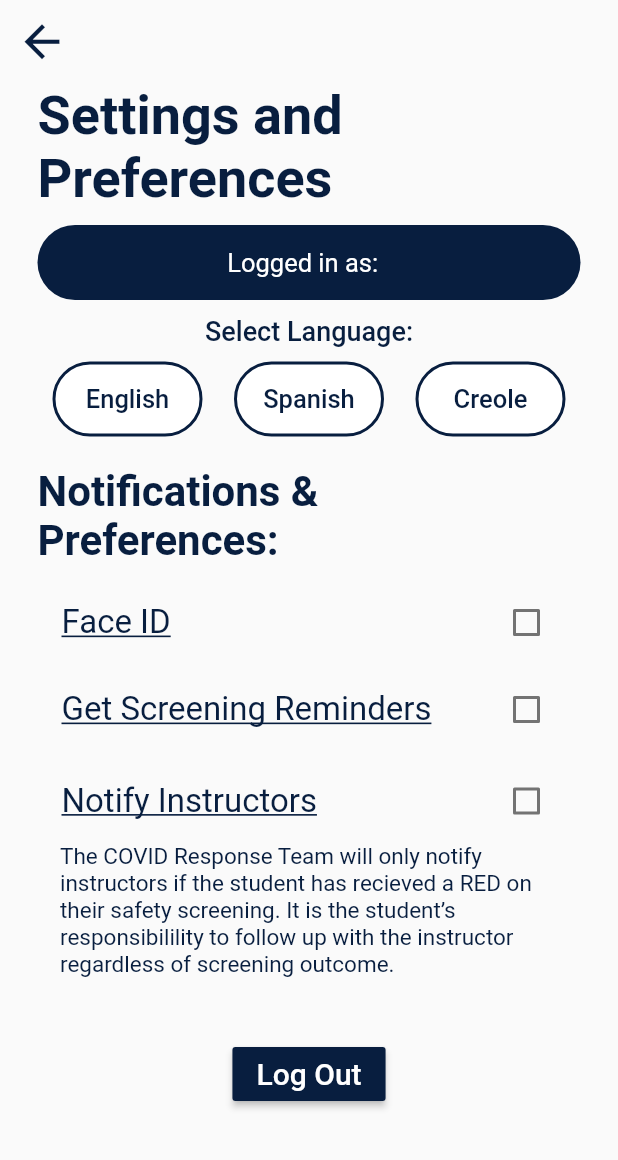
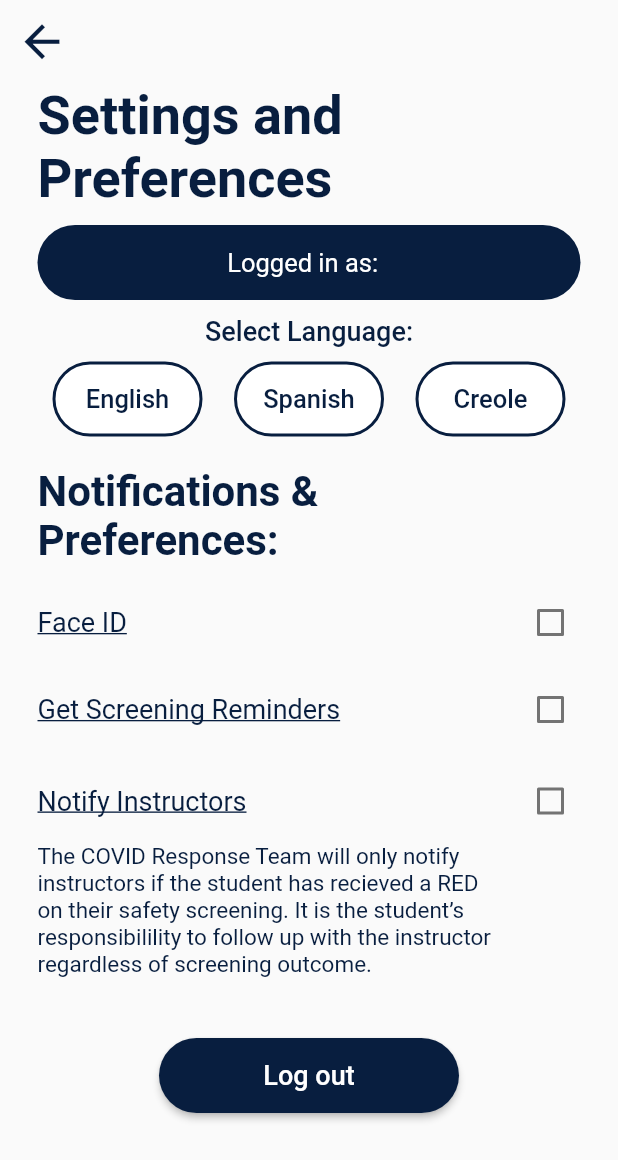
Before and after one commit to SparkDevTeams/MobileDev-Spring21, a Flutter app: the HomeScreen screen opened directly with empty values, after a tap on the "settings" icon, on a phone screen of 412 x 824 dp. Shown: the top 1160 px of the screen. Run offline on Flutter 3.47's test engine with Material 2 defaults, Android fonts, the phone set to English and light mode, and no system bars; our stand-ins replace cloud_firestore, dotted_border, firebase_auth, firebase_core; accounts and stored records are empty; Roboto replaces fonts that are missing (Be Vietnam).

Commit message:
Settings page completed, homepage icon sizes edited

```diff
--- a/p3_MAIN/lib/homeScreen.dart
+++ b/p3_MAIN/lib/homeScreen.dart
@@ -166,7 +166,7 @@ class _HomeScreenState extends State<HomeScreen> {
                                   padding: const EdgeInsets.all(8.0),
                                   child: Icon(
                                     Icons.warning_rounded,
-                                    size: 120.0,
+                                    size: 100.0,
                                     color: AppTheme.Colors.blueFIU,
                                   )),
                               // TODO: Import image assets for each icon...
@@ -271,7 +271,7 @@ class HomePageButton extends StatelessWidget {
                   padding: const EdgeInsets.all(8.0),
                   child: Icon(
                     this.icon,
-                    size: 120.0,
+                    size: 100.0,
                     color: AppTheme.Colors.blueFIU,
                   )),
             ),
--- a/p3_MAIN/lib/settings/settingsPage.dart
+++ b/p3_MAIN/lib/settings/settingsPage.dart
@@ -197,6 +197,7 @@ class _SettingsPageState extends State<SettingsPage> {
             */
 
             CheckboxListTile(
+              contentPadding: const EdgeInsets.only(right: 0),
               value: _value1,
               checkColor: Colors.white,
               activeColor: Color.fromRGBO(8, 30, 63, 1.0),
@@ -208,11 +209,12 @@ class _SettingsPageState extends State<SettingsPage> {
               title: Text(
                 "Face ID",
                 style: new TextStyle(
-                    fontSize: 22, decoration: TextDecoration.underline),
+                    fontSize: 18, decoration: TextDecoration.underline),
               ),
             ),
             SizedBox(height: 2),
             CheckboxListTile(
+              contentPadding: const EdgeInsets.only(right: 0),
               value: _value2,
               checkColor: Colors.white,
               activeColor: Color.fromRGBO(8, 30, 63, 1.0),
@@ -224,11 +226,12 @@ class _SettingsPageState extends State<SettingsPage> {
               title: Text(
                 "Get Screening Reminders",
                 style: new TextStyle(
-                    fontSize: 22, decoration: TextDecoration.underline),
+                    fontSize: 18, decoration: TextDecoration.underline),
               ),
             ),
             SizedBox(height: 5),
             CheckboxListTile(
+              contentPadding: const EdgeInsets.only(right: 0),
               value: _value3,
               checkColor: Colors.white,
               activeColor: Color.fromRGBO(8, 30, 63, 1.0),
@@ -240,31 +243,33 @@ class _SettingsPageState extends State<SettingsPage> {
               title: Text(
                 "Notify Instructors",
                 style: new TextStyle(
-                    fontSize: 22, decoration: TextDecoration.underline),
+                    fontSize: 18, decoration: TextDecoration.underline),
               ),
             ),
-            Padding(
-              padding: const EdgeInsets.only(left: 15, right: 15),
+            Container(
+              width: 310,
+              child: Padding(
+                padding: const EdgeInsets.only(),
                 child: Text(
                   "The COVID Response Team will only notify instructors if the student has recieved a RED on their safety screening. It is the student’s responsibilility to follow up with the instructor regardless of screening outcome.",
                   style: Theme.of(context).textTheme.bodyText1,
                 ),
               ),
+            ),
             SizedBox(height: 40),
             Center(
-              child: RaisedButton(
-                  color: Color.fromRGBO(8, 30, 63, 1.0),
-                  child: Text(
-                    "Log Out",
-                    style: TextStyle(fontSize: 20, color: Colors.white),
-                  ),
-                  onPressed: () async {
+              child: Container(
+                  alignment: Alignment.topCenter,
+                  child: RoundedButtons('Log out', 18.0, 50.0, 200.0,
+                      Color.fromRGBO(8, 30, 63, 1.0), Colors.white, 25.0, () async {
                         print(FirebaseAuth.instance.currentUser);
                         await FirebaseAuth.instance.signOut();
                         print("Signed user out.");
                         Navigator.pushNamedAndRemoveUntil(
                             context, '/login', (route) => false);
-                  }),
+                      }
+                  )
+              )
             ),
             SizedBox(
               height: 40,
```
Lines whose indentation alone changed are shown as unchanged.
